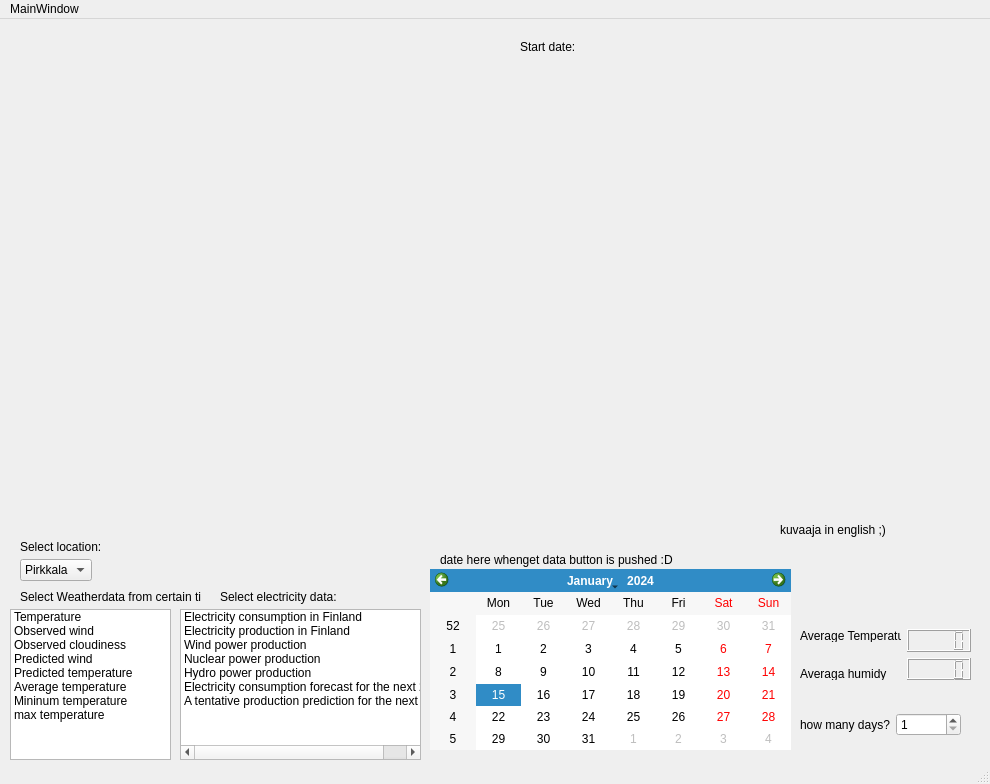
Qt form weather_power_app/mainwindow.ui (Teemumokkonen/comp-se-110-software-design) before a commit.
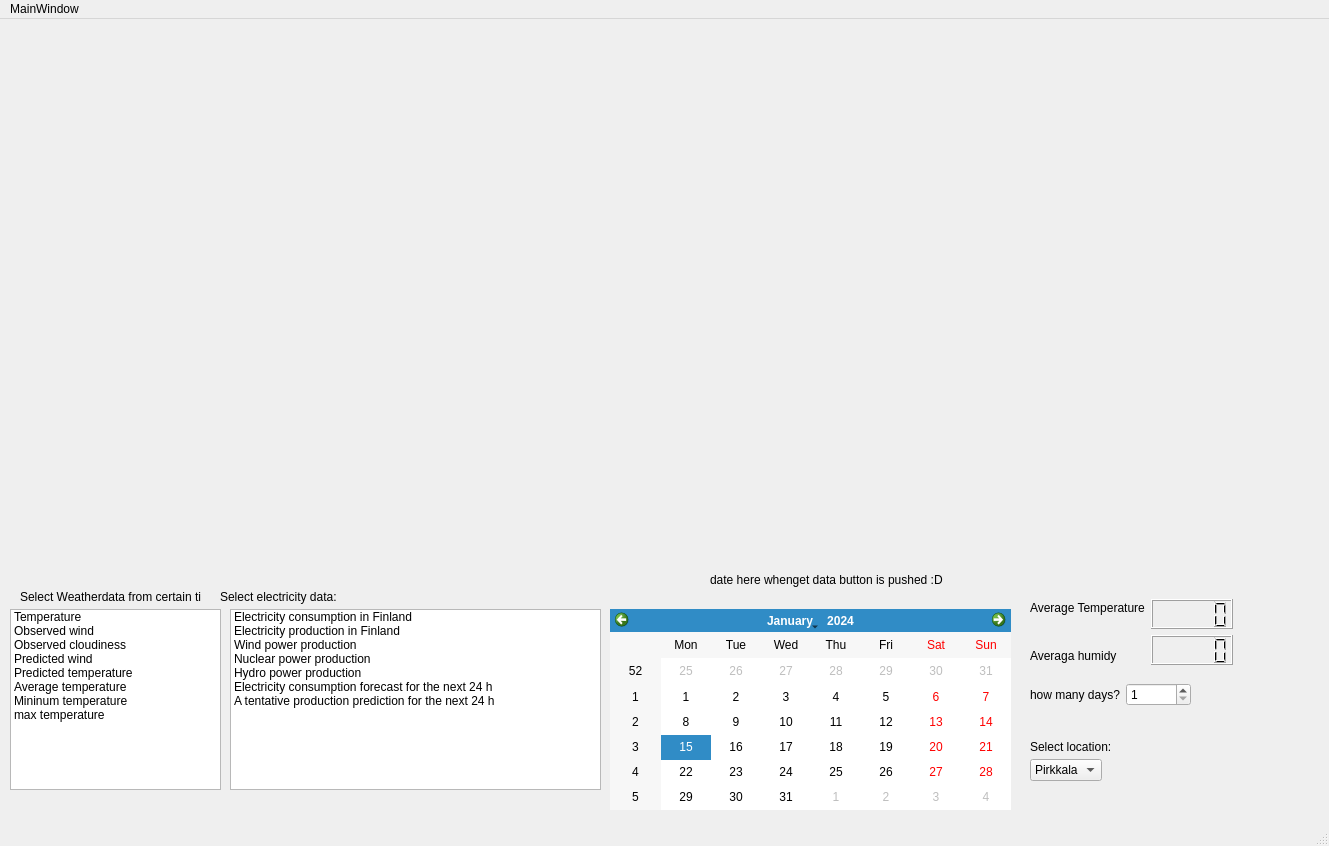
The same form after that commit.

Diff of the .ui file:
```diff
--- a/weather_power_app/mainwindow.ui
+++ b/weather_power_app/mainwindow.ui
@@ -9,8 +9,8 @@
    <rect>
     <x>0</x>
     <y>0</y>
-    <width>990</width>
-    <height>784</height>
+    <width>1329</width>
+    <height>846</height>
    </rect>
   </property>
   <property name="sizePolicy">
@@ -29,10 +29,10 @@
    <widget class="QWidget" name="horizontalLayoutWidget_2">
     <property name="geometry">
      <rect>
-      <x>800</x>
-      <y>610</y>
-      <width>171</width>
-      <height>51</height>
+      <x>1030</x>
+      <y>580</y>
+      <width>203</width>
+      <height>66</height>
      </rect>
     </property>
     <layout class="QHBoxLayout" name="horizontalLayout_4">
@@ -73,24 +73,11 @@
      </item>
     </layout>
    </widget>
-   <widget class="QLabel" name="label_4">
-    <property name="geometry">
-     <rect>
-      <x>780</x>
-      <y>480</y>
-      <width>141</width>
-      <height>61</height>
-     </rect>
-    </property>
-    <property name="text">
-     <string>kuvaaja in english ;)</string>
-    </property>
-   </widget>
    <widget class="QLabel" name="data_label">
     <property name="geometry">
      <rect>
-      <x>440</x>
-      <y>520</y>
+      <x>710</x>
+      <y>540</y>
       <width>241</width>
       <height>41</height>
      </rect>
@@ -102,8 +89,8 @@
    <widget class="QWidget" name="horizontalLayoutWidget">
     <property name="geometry">
      <rect>
-      <x>800</x>
-      <y>680</y>
+      <x>1030</x>
+      <y>650</y>
       <width>161</width>
       <height>51</height>
      </rect>
@@ -128,26 +115,13 @@
      </item>
     </layout>
    </widget>
-   <widget class="QLabel" name="label_6">
-    <property name="geometry">
-     <rect>
-      <x>520</x>
-      <y>20</y>
-      <width>61</width>
-      <height>16</height>
-     </rect>
-    </property>
-    <property name="text">
-     <string>Start date:</string>
-    </property>
-   </widget>
    <widget class="QListWidget" name="listWidget">
     <property name="geometry">
      <rect>
-      <x>180</x>
+      <x>230</x>
       <y>590</y>
-      <width>241</width>
-      <height>151</height>
+      <width>371</width>
+      <height>181</height>
      </rect>
     </property>
     <item>
@@ -222,8 +196,8 @@
      <rect>
       <x>20</x>
       <y>40</y>
-      <width>941</width>
-      <height>451</height>
+      <width>1281</width>
+      <height>501</height>
      </rect>
     </property>
     <layout class="QGridLayout" name="gridLayout"/>
@@ -233,8 +207,8 @@
      <rect>
       <x>10</x>
       <y>590</y>
-      <width>161</width>
-      <height>151</height>
+      <width>211</width>
+      <height>181</height>
      </rect>
     </property>
     <item>
@@ -305,8 +279,8 @@
    <widget class="QLabel" name="label_7">
     <property name="geometry">
      <rect>
-      <x>20</x>
-      <y>520</y>
+      <x>1030</x>
+      <y>720</y>
       <width>111</width>
       <height>16</height>
      </rect>
@@ -344,8 +318,8 @@
    <widget class="QComboBox" name="comboBox">
     <property name="geometry">
      <rect>
-      <x>20</x>
-      <y>540</y>
+      <x>1030</x>
+      <y>740</y>
       <width>72</width>
       <height>22</height>
      </rect>
@@ -384,10 +358,10 @@
    <widget class="QCalendarWidget" name="calender">
     <property name="geometry">
      <rect>
-      <x>430</x>
-      <y>550</y>
-      <width>361</width>
-      <height>181</height>
+      <x>610</x>
+      <y>590</y>
+      <width>401</width>
+      <height>201</height>
      </rect>
     </property>
     <property name="sizePolicy">
@@ -403,8 +377,8 @@
     <rect>
      <x>0</x>
      <y>0</y>
-     <width>990</width>
-     <height>20</height>
+     <width>1329</width>
+     <height>25</height>
     </rect>
    </property>
    <widget class="QMenu" name="menuperse">
```
